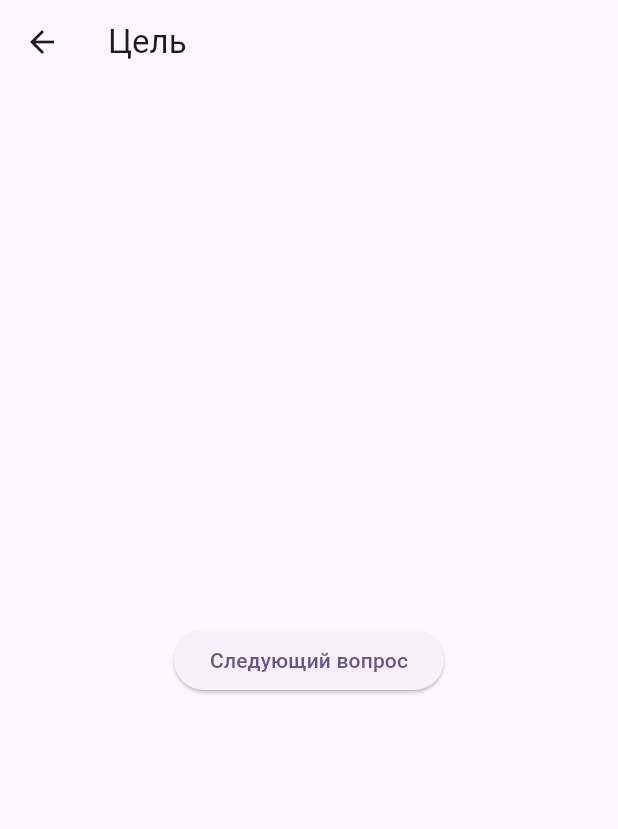
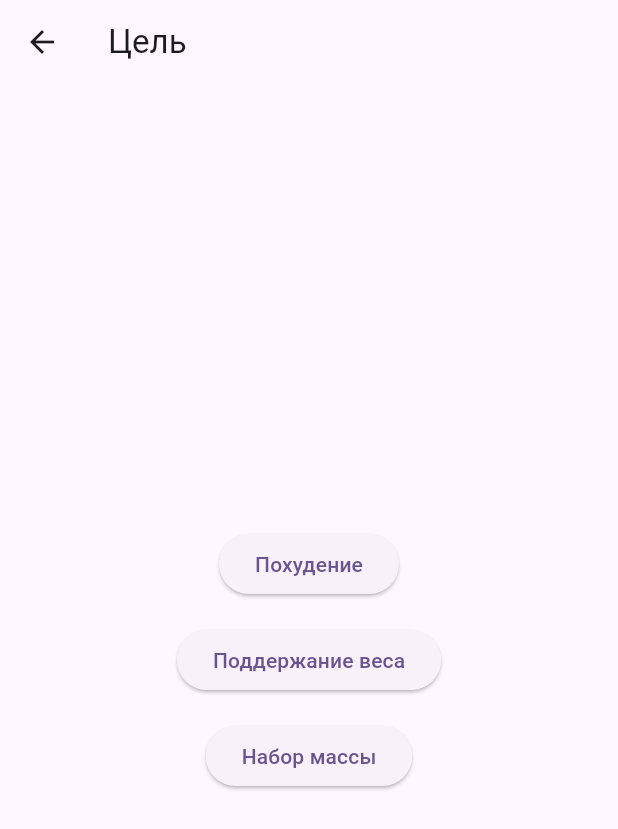
Before and after one commit to ruslanflutterdev/daily_calorie_intake, a Flutter app: the CalorieTargetScreen screen opened by its route, on a phone screen of 412 x 824 dp. Shown: the top 829 px of the screen. Run offline on Flutter 3.47's test engine with Material 3 defaults, Android fonts, the phone set to English and light mode, and no system bars.

Commit message:
добавил новое поле target в UserModel для хранения выбранной цели, обновил конструктор и метод copyWith. CalorieTargetScreen изменил на StatefulWidget так как теперь нужно отслеживать выбор пользователя. добавил еще две кнопки ElevatedButton, теперь каждая кнопка при нажатии вызывает метод navigateToActivity передавая выбранную цель.

```diff
--- a/lib/models/user_model.dart
+++ b/lib/models/user_model.dart
@@ -3,20 +3,23 @@ class UserModel {
   final double? weight;
   final double? height;
   final int? age;
+  final String? target;
 
-  UserModel({this.gender, this.weight, this.height, this.age});
+  UserModel({this.gender, this.weight, this.height, this.age, this.target});
 
   UserModel copyWith({
     String? gender,
     double? weight,
     double? height,
     int? age,
+    String? target,
   }) {
     return UserModel(
       gender: gender ?? this.gender,
       weight: weight ?? this.weight,
       height: height ?? this.height,
       age: age ?? this.age,
+      target: target ?? this.target,
     );
   }
 }
--- a/lib/screens/calorie_target_screen.dart
+++ b/lib/screens/calorie_target_screen.dart
@@ -2,12 +2,19 @@ import 'package:daily_calorie_intake/core/app_routes.dart';
 import 'package:daily_calorie_intake/models/user_model.dart';
 import 'package:flutter/material.dart';
 
-class CalorieTargetScreen extends StatelessWidget {
+class CalorieTargetScreen extends StatefulWidget {
   const CalorieTargetScreen({super.key});
 
-  void navigateToActivity(BuildContext context) {
+  @override
+  State<CalorieTargetScreen> createState() => _CalorieTargetScreenState();
+}
+
+class _CalorieTargetScreenState extends State<CalorieTargetScreen> {
+  void navigateToActivity(BuildContext context, String target) {
     final userModel = ModalRoute.of(context)?.settings.arguments as UserModel?;
-    Navigator.pushNamed(context, AppRoutes.activity, arguments: userModel);
+    final updatedModel =
+        userModel?.copyWith(target: target) ?? UserModel(target: target);
+    Navigator.pushNamed(context, AppRoutes.activity, arguments: updatedModel);
   }
 
   @override
@@ -18,9 +25,27 @@ class CalorieTargetScreen extends StatelessWidget {
         child: Column(
           mainAxisAlignment: MainAxisAlignment.center,
           children: [
-            ElevatedButton(
-              onPressed: () => navigateToActivity(context),
-              child: Text('Следующий вопрос'),
+            Padding(
+              padding: EdgeInsets.symmetric(vertical: 8.0),
+              child: ElevatedButton(
+                onPressed: () => navigateToActivity(context, 'Похудение'),
+                child: Text('Похудение'),
+              ),
+            ),
+            Padding(
+              padding: EdgeInsets.symmetric(vertical: 8.0),
+              child: ElevatedButton(
+                onPressed: () =>
+                    navigateToActivity(context, 'Поддержание веса'),
+                child: Text('Поддержание веса'),
+              ),
+            ),
+            Padding(
+              padding: EdgeInsets.symmetric(vertical: 8.0),
+              child: ElevatedButton(
+                onPressed: () => navigateToActivity(context, 'Набор массы'),
+                child: Text('Набор массы'),
+              ),
             ),
           ],
         ),
```
